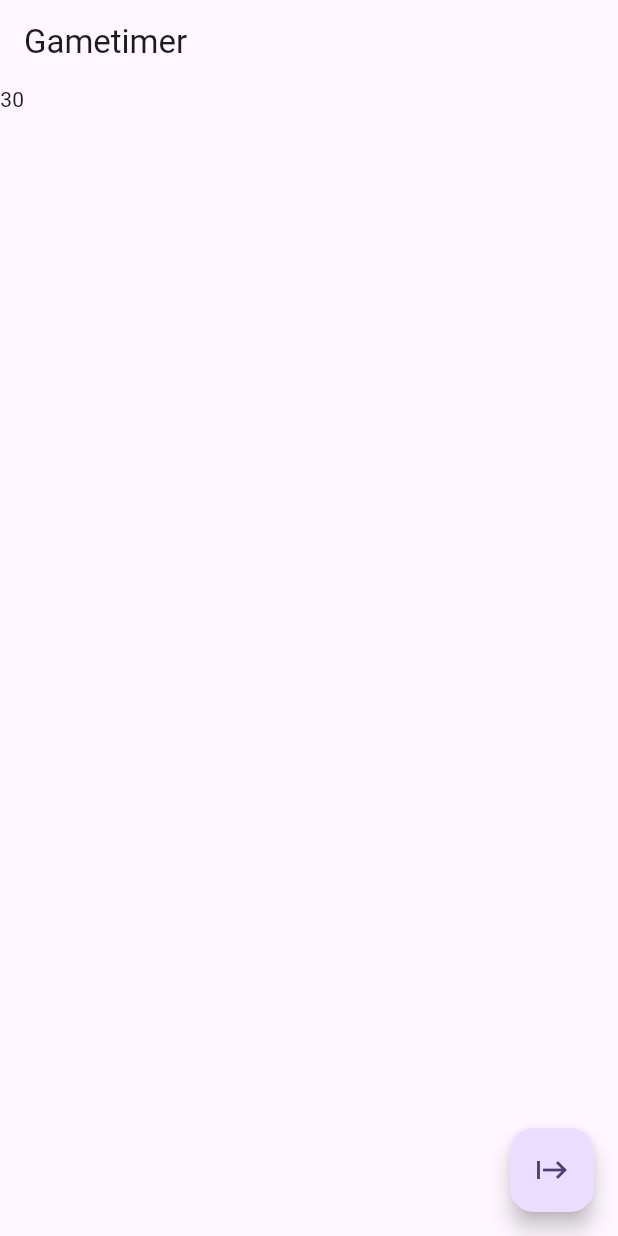
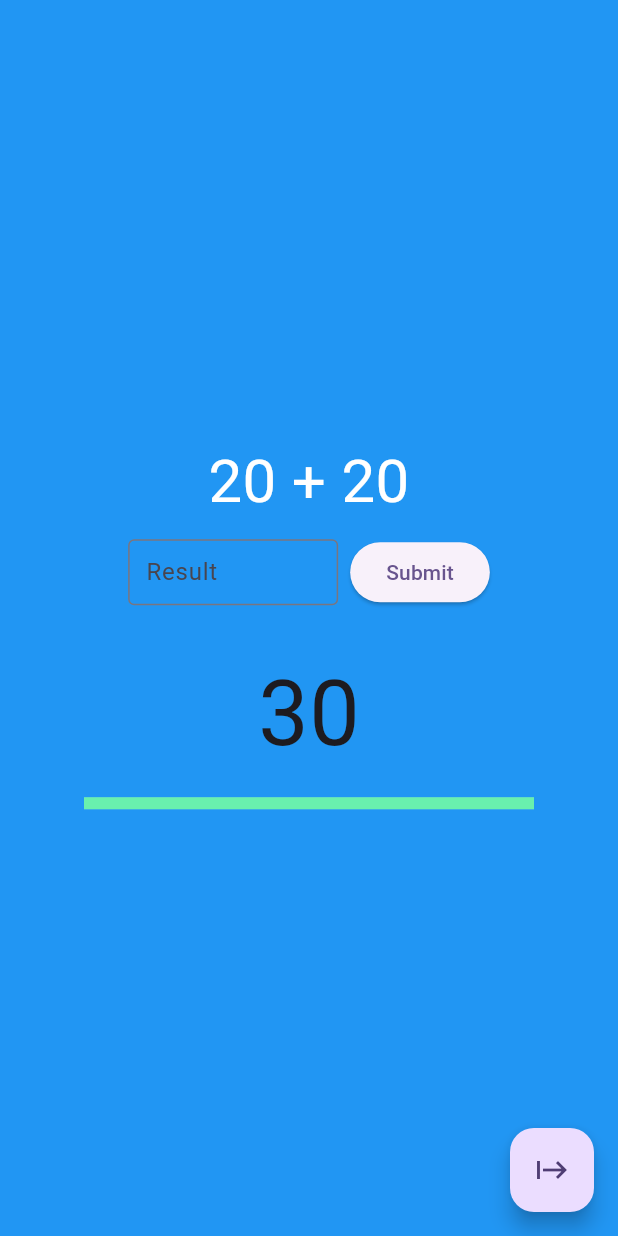
Before and after one commit to codePenta/HotPotato, a Flutter app: the screen it shows after launch, on a phone screen of 412 x 824 dp. Run offline on Flutter 3.47's test engine with Material 3 defaults, Android fonts, the phone set to English and light mode, and no system bars.

Commit message:
Refactor GameTimer and TimerViewModel; add MathChallengeModel and MathChallengeViewModel with UI integration

```diff
--- a/lib/data/model/gametimer_model.dart
+++ b/lib/data/model/gametimer_model.dart
@@ -1,24 +1,24 @@
 class GameTimer {
-  Duration _remainingTime;
+  Duration remainingTime;
 
-  GameTimer(Duration timeLeft) : _remainingTime = timeLeft;
+  late Duration totalDuration;
+
+  GameTimer(Duration timeLeft) : remainingTime = timeLeft {
+    totalDuration = timeLeft;
+  }
 
   Duration get getTimeLeft {
-    return _remainingTime;
+    return remainingTime;
   }
 
   String get getTimeLeftReadable {
-    int seconds = _remainingTime.inSeconds;
-    int milliseconds = _remainingTime.inMilliseconds % 1000;
+    int seconds = remainingTime.inSeconds;
+    int milliseconds = remainingTime.inMilliseconds % 1000;
 
-    if (_remainingTime.inSeconds <= 5) {
+    if (remainingTime.inSeconds <= 5) {
       return "$seconds:${milliseconds.toString().padLeft(3, '0')}";
     }
 
     return seconds.toString();
   }
-
-  set remainingTime(Duration time) {
-    _remainingTime = time;
-  }
 }
--- /dev/null
+++ b/lib/data/model/math_challenge_model.dart
@@ -0,0 +1,55 @@
+class MathChallengeModel {
+  int _firstNumber;
+  int _secondNumber;
+  String _operator;
+
+  MathChallengeModel(int firstNumber, int secondNumber, String operator)
+    : _firstNumber = firstNumber,
+      _secondNumber = secondNumber,
+      _operator = operator;
+
+  String get readableChallenge {
+    return "$_firstNumber $operator $secondNumber";
+  }
+
+  int get firstNumber {
+    return _firstNumber;
+  }
+
+  set firstNumber(int firstNumber) {
+    _firstNumber = firstNumber;
+  }
+
+  int get secondNumber {
+    return _secondNumber;
+  }
+
+  set secondNumber(int secondNumber) {
+    _secondNumber = secondNumber;
+  }
+
+  String get operator {
+    return _operator;
+  }
+
+  set operator(String operator) {
+    _operator = operator;
+  }
+
+  /// Compute the expected integer answer for this challenge.
+  /// For division ('÷') performs integer division using ~/ and avoids division by zero.
+  int get correctAnswer {
+    switch (_operator) {
+      case '+':
+        return _firstNumber + _secondNumber;
+      case '-':
+        return _firstNumber - _secondNumber;
+      case '×':
+        return _firstNumber * _secondNumber;
+      case '÷':
+        return _firstNumber ~/ _secondNumber;
+      default:
+        return 0;
+    }
+  }
+}
--- a/lib/main.dart
+++ b/lib/main.dart
@@ -1,4 +1,5 @@
 import 'package:flutter/material.dart';
+import 'package:hot_potato/ui/math_challenge/view_model/math_challenge_viewmodel.dart';
 import 'package:hot_potato/ui/timer/view_model/timer_viewmodel.dart';
 import 'package:provider/provider.dart';
 import 'package:hot_potato/ui/timer/widgets/timer.dart';
@@ -14,10 +15,14 @@ class MyApp extends StatelessWidget {
   @override
   Widget build(BuildContext context) {
     return MultiProvider(
-      providers: [ChangeNotifierProvider(create: (_) => TimerViewmodel())],
+      providers: [
+        ChangeNotifierProvider(create: (_) => TimerViewModel()),
+        ChangeNotifierProvider(create: (_) => MathChallengeViewModel()),
+      ],
       child: MaterialApp(
         title: 'Hot potato',
         theme: ThemeData(
+          scaffoldBackgroundColor: Colors.blue,
           colorScheme: ColorScheme.fromSeed(seedColor: Colors.deepPurple),
         ),
         home: TimerWidget(),
--- /dev/null
+++ b/lib/ui/math_challenge/widgets/math_challenge.dart
@@ -0,0 +1,86 @@
+import 'package:flutter/material.dart';
+import 'package:hot_potato/ui/math_challenge/view_model/math_challenge_viewmodel.dart';
+import 'package:hot_potato/ui/timer/view_model/timer_viewmodel.dart';
+import 'package:provider/provider.dart';
+
+class MathChallengeWidget extends StatefulWidget {
+  const MathChallengeWidget({super.key});
+
+  @override
+  State<MathChallengeWidget> createState() => _MathChallengeWidgetState();
+}
+
+class _MathChallengeWidgetState extends State<MathChallengeWidget> {
+  final TextEditingController _inputController = TextEditingController();
+
+  @override
+  void dispose() {
+    _inputController.dispose();
+    super.dispose();
+  }
+
+  void _submitAnswer(BuildContext context) {
+    final challengeViewModel = Provider.of<MathChallengeViewModel>(
+      context,
+      listen: false,
+    );
+    final timerViewModel = Provider.of<TimerViewModel>(context, listen: false);
+    final suggestedSolution = _inputController.text;
+    final correct = challengeViewModel.checkAnswer(suggestedSolution);
+    if (!correct) {
+      timerViewModel.deductTime(const Duration(seconds: 3));
+      timerViewModel.triggerWrongPulse();
+      challengeViewModel.generateChallenge();
+    } else {
+      timerViewModel.triggerCorrectPulse();
+      _inputController.clear();
+    }
+  }
+
+  @override
+  Widget build(BuildContext context) {
+    final mathViewModel = Provider.of<MathChallengeViewModel>(context);
+
+    return Padding(
+      padding: const EdgeInsets.symmetric(vertical: 8.0, horizontal: 12.0),
+      child: Column(
+        mainAxisSize: MainAxisSize.min,
+        children: [
+          Text(
+            mathViewModel.getMathChallenge,
+            style: const TextStyle(fontSize: 40, color: Colors.white),
+            textAlign: TextAlign.center,
+          ),
+          const SizedBox(height: 8),
+          Row(
+            mainAxisSize: MainAxisSize.min,
+            children: [
+              SizedBox(
+                width: 140,
+                child: TextField(
+                  controller: _inputController,
+                  keyboardType: TextInputType.number,
+                  decoration: const InputDecoration(
+                    border: OutlineInputBorder(),
+                    hintText: 'Result',
+                    isDense: true,
+                    contentPadding: EdgeInsets.symmetric(
+                      vertical: 10,
+                      horizontal: 8,
+                    ),
+                  ),
+                  onSubmitted: (_) => _submitAnswer(context),
+                ),
+              ),
+              const SizedBox(width: 8),
+              ElevatedButton(
+                onPressed: () => _submitAnswer(context),
+                child: const Text('Submit'),
+              ),
+            ],
+          ),
+        ],
+      ),
+    );
+  }
+}
--- a/lib/ui/timer/view_model/timer_viewmodel.dart
+++ b/lib/ui/timer/view_model/timer_viewmodel.dart
@@ -3,19 +3,37 @@ import 'dart:async';
 import 'package:flutter/material.dart';
 import 'package:hot_potato/data/model/gametimer_model.dart';
 
-class TimerViewmodel extends ChangeNotifier {
+class TimerViewModel extends ChangeNotifier {
   final GameTimer gameTimer = GameTimer(Duration(seconds: 30));
   bool isRunning = false;
   Timer? _timer;
 
+  /// UI hint: when true the UI should show a wrong-answer pulse (e.g. red flash)
+  bool showWrongPulse = false;
+
+  /// UI hint: when true the UI should show a correct-answer pulse (e.g. green flash)
+  bool showCorrectPulse = false;
+
+  double get progress {
+    final totalMS = gameTimer.totalDuration.inMilliseconds;
+    if (totalMS <= 0) return 0.0;
+    final remainingMS = gameTimer.remainingTime.inMilliseconds.clamp(
+      0,
+      totalMS,
+    );
+    return remainingMS / totalMS;
+  }
+
   void startTimer() {
+    if (isRunning) return;
+
     isRunning = true;
-    const oneSecond = Duration(milliseconds: 1);
-    _timer = Timer.periodic(oneSecond, (Timer timer) {
+    const tick = Duration(milliseconds: 50);
+    _timer = Timer.periodic(tick, (Timer timer) {
       if (gameTimer.getTimeLeft.inSeconds <= 0) {
-        isRunning = false;
+        stopTimer();
       } else {
-        gameTimer.remainingTime = gameTimer.getTimeLeft - oneSecond;
+        gameTimer.remainingTime = gameTimer.getTimeLeft - tick;
         notifyListeners();
       }
     });
@@ -24,6 +42,45 @@ class TimerViewmodel extends ChangeNotifier {
   void stopTimer() {
     _timer?.cancel();
     isRunning = false;
+    gameTimer.remainingTime = Duration.zero;
     notifyListeners();
   }
+
+  /// Subtract [penalty] from the remaining time. If the remaining time
+  /// reaches zero the timer will be stopped. Notifies listeners.
+  void deductTime(Duration penalty) {
+    final totalMs = gameTimer.totalDuration.inMilliseconds;
+    final remainingMs =
+        gameTimer.getTimeLeft.inMilliseconds - penalty.inMilliseconds;
+    final newRemaining = Duration(milliseconds: remainingMs.clamp(0, totalMs));
+    gameTimer.remainingTime = newRemaining;
+    notifyListeners();
+    if (gameTimer.getTimeLeft.inMilliseconds <= 0) {
+      stopTimer();
+    }
+  }
+
+  void triggerWrongPulse({
+    Duration duration = const Duration(milliseconds: 350),
+  }) {
+    if (showWrongPulse) return;
+    showWrongPulse = true;
+    notifyListeners();
+    Future<void>.delayed(duration, () {
+      showWrongPulse = false;
+      notifyListeners();
+    });
+  }
+
+  void triggerCorrectPulse({
+    Duration duration = const Duration(milliseconds: 350),
+  }) {
+    if (showCorrectPulse) return;
+    showCorrectPulse = true;
+    notifyListeners();
+    Future<void>.delayed(duration, () {
+      showCorrectPulse = false;
+      notifyListeners();
+    });
+  }
 }
--- a/lib/ui/timer/widgets/timer.dart
+++ b/lib/ui/timer/widgets/timer.dart
@@ -1,17 +1,47 @@
 import 'package:flutter/material.dart';
 import 'package:hot_potato/ui/timer/view_model/timer_viewmodel.dart';
 import 'package:provider/provider.dart'; // Import the Provider package
+import 'package:hot_potato/ui/math_challenge/widgets/math_challenge.dart';
 
 class TimerWidget extends StatelessWidget {
   const TimerWidget({super.key});
 
   @override
   Widget build(BuildContext context) {
-    final timerViewModel = Provider.of<TimerViewmodel>(context);
+    final timerViewModel = Provider.of<TimerViewModel>(context);
 
     return Scaffold(
-      appBar: AppBar(title: Text("Gametimer")),
-      body: Text(timerViewModel.gameTimer.getTimeLeftReadable),
+      body: AnimatedContainer(
+        duration: const Duration(milliseconds: 300),
+        color: timerViewModel.showWrongPulse
+            ? Colors.red.withOpacity(0.75)
+            : timerViewModel.showCorrectPulse
+            ? Colors.green.withOpacity(0.75)
+            : Colors.transparent,
+        child: Center(
+          child: Column(
+            mainAxisSize: MainAxisSize.min,
+            children: [
+              const MathChallengeWidget(),
+              const SizedBox(height: 20),
+              Text(
+                timerViewModel.gameTimer.getTimeLeftReadable,
+                style: const TextStyle(fontSize: 60),
+              ),
+              const SizedBox(height: 12),
+              SizedBox(
+                width: 300,
+                child: LinearProgressIndicator(
+                  value: timerViewModel.progress,
+                  minHeight: 8,
+                  backgroundColor: Colors.white24,
+                  valueColor: AlwaysStoppedAnimation<Color>(Colors.greenAccent),
+                ),
+              ),
+            ],
+          ),
+        ),
+      ),
       floatingActionButton: FloatingActionButton(
         onPressed: timerViewModel.startTimer,
         child: Icon(Icons.start),
```
Also changed, not shown: lib/ui/math_challenge/view_model/math_challenge_viewmodel.dart (added, +52 -0 lines).
